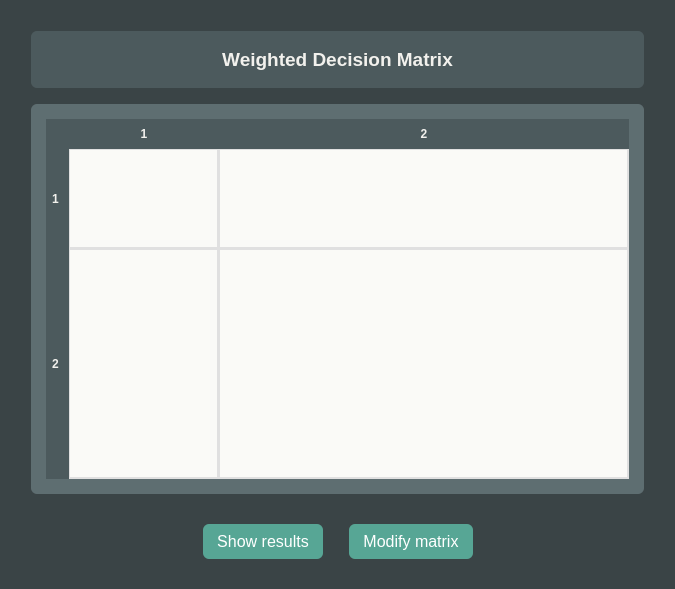
Qt form src/ui/matrix.ui (ivanadelcarmen/weighted-decision-matrix) before a commit.
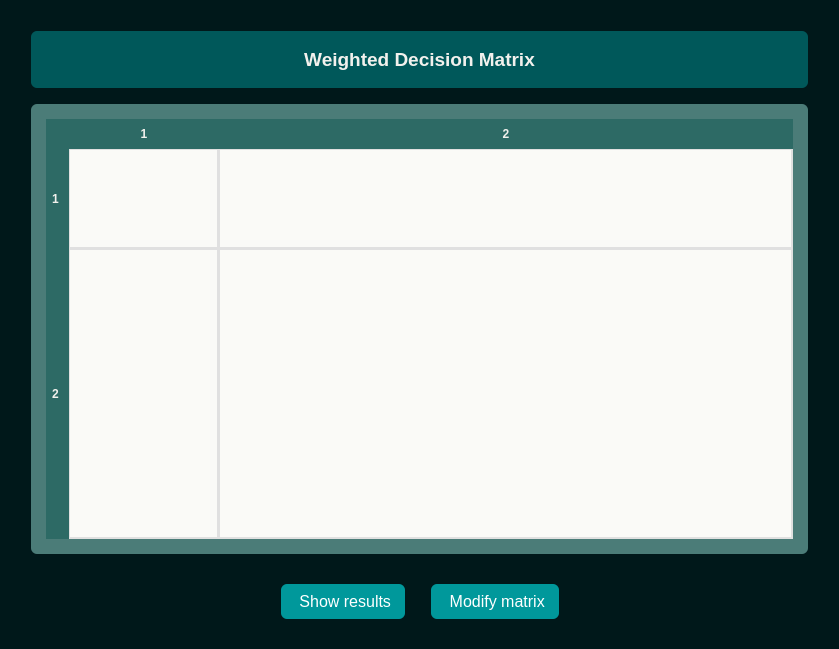
The same form after that commit. Icons and pictures are not drawn.

Commit message: Add updated .ui files and pyuic6 .py compilations

```diff
--- a/src/ui/matrix.ui
+++ b/src/ui/matrix.ui
@@ -6,8 +6,8 @@
    <rect>
     <x>0</x>
     <y>0</y>
-    <width>675</width>
-    <height>589</height>
+    <width>839</width>
+    <height>649</height>
    </rect>
   </property>
   <property name="windowTitle">
@@ -18,7 +18,7 @@
    Global settings
    ========================= */
 #form {
-    background-color: #3A4446;
+    background-color: #00181a;
 	font-family: Segoe UI Semibold;
 }
 
@@ -37,14 +37,14 @@
 }
 
 #titleFrame {
-    background-color: #4C5A5D;
+    background-color: #00585a;
     padding: 8px;
 	margin-top: 20;
 	margin-bottom: 10
 }
 
 #matrixFrame {
-    background-color: #5E6E71;
+    background-color: #4b7c78;
     padding: 6px;
 }
 
@@ -108,12 +108,12 @@
 }
 
 QTableCornerButton::section {
-    background-color: #4C5A5D;
+    background-color: #2d6a65;
 	border: none
 }
 
 QHeaderView::section {
-    background-color: #4C5A5D;
+    background-color: #2d6a65;
     color: #F2F1ED;
     padding: 6px;
     border: none;
@@ -124,9 +124,8 @@
    Buttons
    ========================= */
 QPushButton {
-    background-color: #57a695;
+    background-color: #00989b;
     color: #ffffff;
-    border: none;
     border-radius: 6px;
     padding: 8px 14px;
 	margin: 5 10 0 10;
@@ -142,8 +141,8 @@
 }
 
 QPushButton:disabled {
-    background-color: #83b1a7;
-    color: #b8d5cf;
+    background-color: #3d8d8e;
+    color: #7fb3b5;
 }
 </string>
   </property>
@@ -264,14 +263,22 @@
       <item>
        <widget class="QPushButton" name="resultsBtn">
         <property name="text">
-         <string>Show results</string>
+         <string> Show results</string>
+        </property>
+        <property name="icon">
+         <iconset>
+          <normaloff>icons/score.png</normaloff>icons/score.png</iconset>
         </property>
        </widget>
       </item>
       <item>
        <widget class="QPushButton" name="modifyBtn">
         <property name="text">
-         <string>Modify matrix</string>
+         <string> Modify matrix</string>
+        </property>
+        <property name="icon">
+         <iconset>
+          <normaloff>icons/edit.png</normaloff>icons/edit.png</iconset>
         </property>
        </widget>
       </item>
```
Left out of the diff: 4 changed lines with no effect on the pictures. The commit also changes 5 other files.
